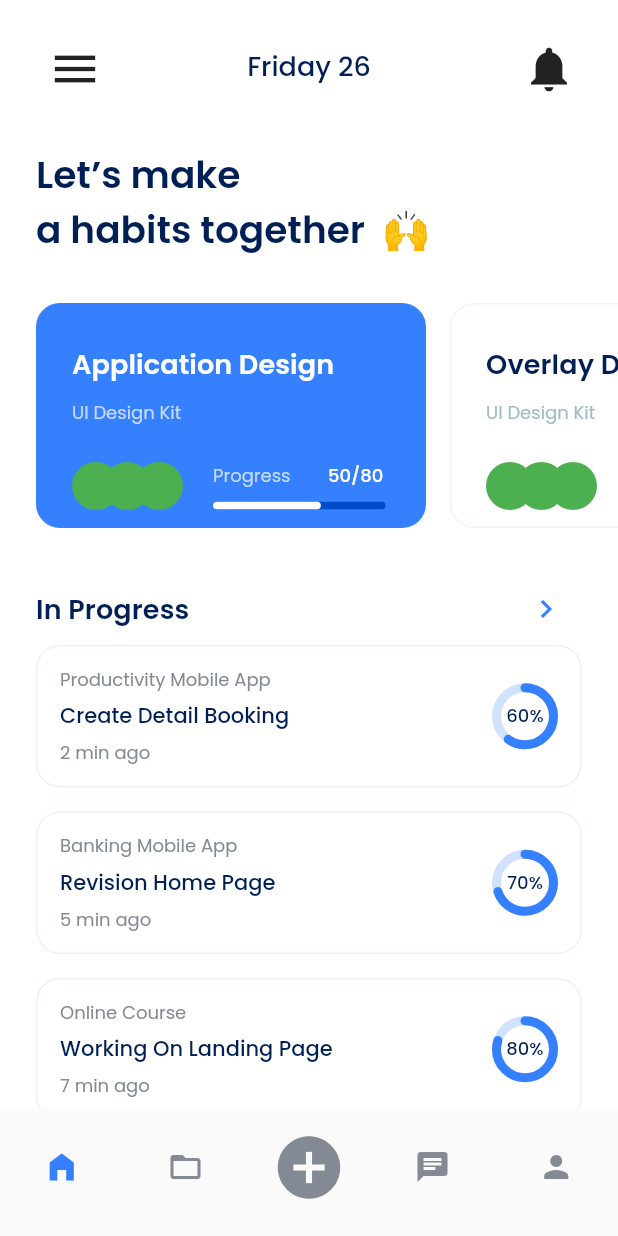
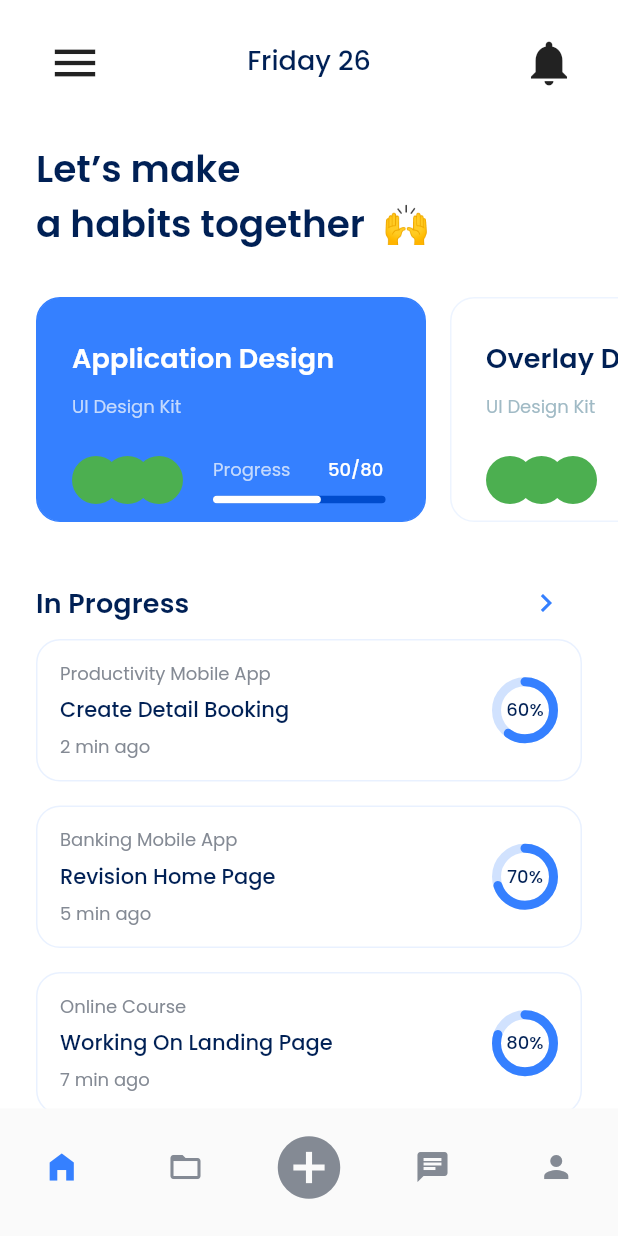
Before and after one commit to cqthor/tracker-task-managment-app, a Flutter app: the screen it shows after launch, on a phone screen of 412 x 824 dp. Run offline on Flutter 3.47's test engine with Material 2 defaults, Android fonts, the phone set to English and light mode, and no system bars; drawn by our look-alikes of percent_indicator; our stand-ins replace flutter_svg, smooth_page_indicator.

Commit message:
size changing

```diff
--- a/lib/screens/home/body.dart
+++ b/lib/screens/home/body.dart
@@ -10,12 +10,11 @@ class HomeScreenBody extends StatelessWidget {
     return Column(
       crossAxisAlignment: CrossAxisAlignment.start,
       children: [
-        const SizedBox(height: 20),
+        const SizedBox(height: 16),
         Padding(
           padding: const EdgeInsets.only(left: 24, right: 24),
           child: Row(
             mainAxisAlignment: MainAxisAlignment.spaceBetween,
-            crossAxisAlignment: CrossAxisAlignment.center,
             children: [
               IconButton(
                   onPressed: () {},
```
